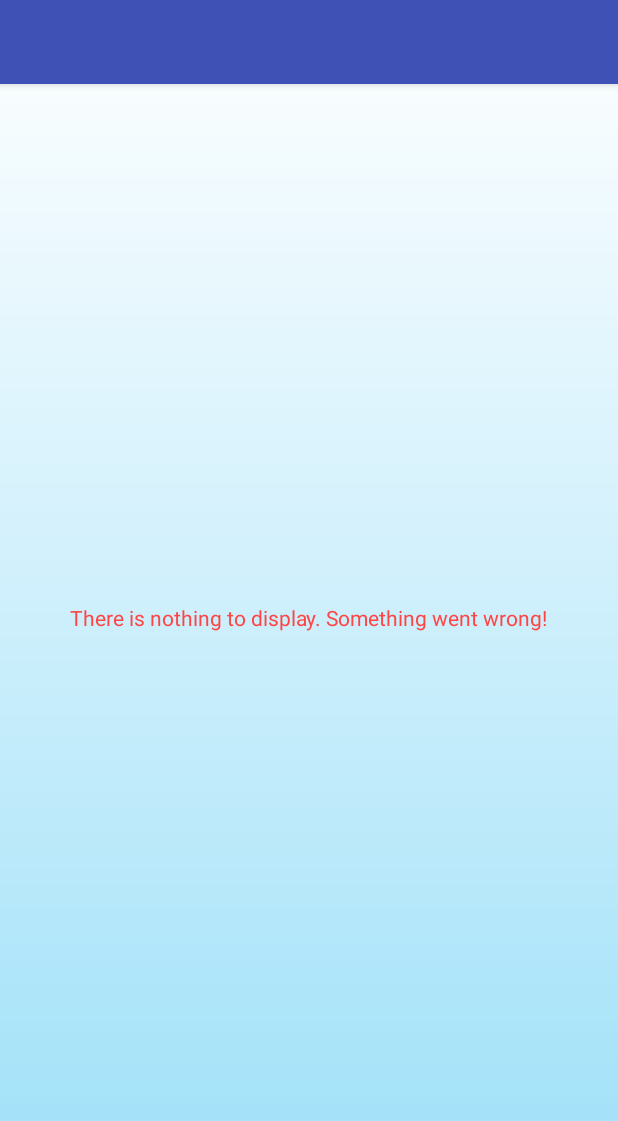
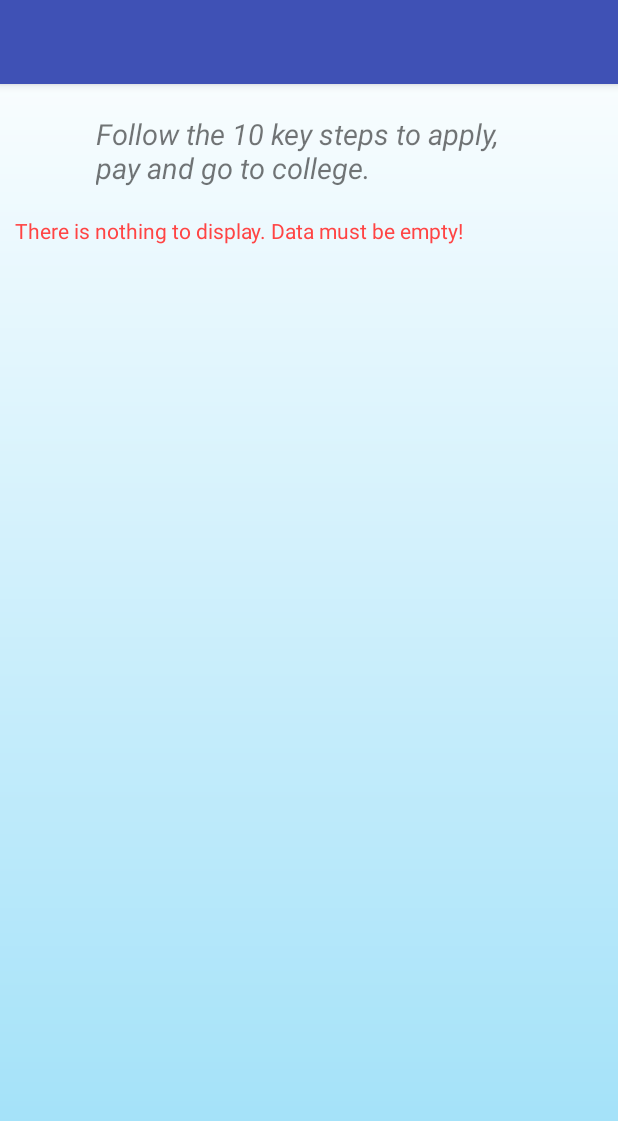
Before and after one commit to OregonGEARUP/AndroidApplication, an Android app: the StartingBlockActivity screen opened directly, with no data from a screen before it, on a phone screen of 412 x 824 dp. Shown: the top 1121 px of the screen. Run offline under Robolectric (Android 15) with nearby library versions, the light colour scheme and no system bars; 2 statements that could not run were skipped.

Commit message:
Parcelable List View for Starting blocks

```diff
--- a/ItsAPlan/app/src/main/java/androidapplication/oregongoestocollege/org/itsaplan/adapters/StartingBlockAdapter.java
+++ b/ItsAPlan/app/src/main/java/androidapplication/oregongoestocollege/org/itsaplan/adapters/StartingBlockAdapter.java
@@ -11,6 +11,7 @@ import org.w3c.dom.Text;
 
 import androidapplication.oregongoestocollege.org.itsaplan.R;
 import androidapplication.oregongoestocollege.org.itsaplan.blocks.StartingBlock;
+import androidapplication.oregongoestocollege.org.itsaplan.ui.MainActivity;
 
 /**
  * Created by Bikram Maharjan on 10/24/17.
@@ -54,6 +55,7 @@ public class StartingBlockAdapter extends BaseAdapter {
             view = LayoutInflater.from(mContext).inflate(R.layout.starting_block_list,
                     null);
             holder = new ViewHolder();
+            holder.startingBlockCountLabel = (TextView) view.findViewById(R.id.startingBlockCountLabel);
             holder.startingBlockNameLabel = (TextView) view.findViewById(R.id.startingBlockNameLabel);
             view.setTag(holder);
         }
@@ -62,12 +64,15 @@ public class StartingBlockAdapter extends BaseAdapter {
         }
 
         StartingBlock startingBlock= mStartingBlocks[position];
+        holder.startingBlockCountLabel.setText(startingBlock.getCountId() + ".");
         holder.startingBlockNameLabel.setText(startingBlock.getTitle());
 
         return view;
     }
 
     private static class ViewHolder {
+        TextView startingBlockCountLabel;
         TextView startingBlockNameLabel;
+
     }
 }
--- a/ItsAPlan/app/src/main/java/androidapplication/oregongoestocollege/org/itsaplan/ui/MainActivity.java
+++ b/ItsAPlan/app/src/main/java/androidapplication/oregongoestocollege/org/itsaplan/ui/MainActivity.java
@@ -31,6 +31,7 @@ import okhttp3.Response;
 public class MainActivity extends AppCompatActivity {
 
     public static final String TAG = MainActivity.class.getSimpleName();
+    public static final String BLOCK_NAME = "BLOCK_NAME";
 
     private MasterBlock mMasterBlock;
 
@@ -110,11 +111,13 @@ public class MainActivity extends AppCompatActivity {
         Log.d(TAG, "Block JSON Array length!: " + singleBlockLength.length());
 
 
-
+        int counter = 1; // for the incremental value of blocks
         for(int i=0;i<singleBlockLength.length();i++){
             JSONObject jsonBlock = singleBlockLength.getJSONObject(i);
             StartingBlock startingBlock = new StartingBlock();
 
+
+            startingBlock.setCountId(counter++);
             // Get id name
             startingBlock.setIds(jsonBlock.getString("ids"));
             // Get block title
@@ -163,6 +166,7 @@ public class MainActivity extends AppCompatActivity {
     public void startingBlockActivity(View view){
         Log.d(TAG, "tapped the button: " );
         Intent intent = new Intent(this, StartingBlockActivity.class);
+        intent.putExtra(BLOCK_NAME, mMasterBlock.getStartingBlock());
         startActivity(intent);
     }
 }
--- a/ItsAPlan/app/src/main/java/androidapplication/oregongoestocollege/org/itsaplan/ui/StartingBlockActivity.java
+++ b/ItsAPlan/app/src/main/java/androidapplication/oregongoestocollege/org/itsaplan/ui/StartingBlockActivity.java
@@ -1,13 +1,17 @@
 package androidapplication.oregongoestocollege.org.itsaplan.ui;
 
 import android.app.ListActivity;
+import android.content.Intent;
 import android.os.Bundle;
+import android.os.Parcelable;
 import android.support.design.widget.FloatingActionButton;
 import android.support.design.widget.Snackbar;
 import android.support.v7.app.AppCompatActivity;
 import android.support.v7.widget.Toolbar;
 import android.view.View;
 import android.widget.ArrayAdapter;
+
+import java.util.Arrays;
 
 import androidapplication.oregongoestocollege.org.itsaplan.R;
 import androidapplication.oregongoestocollege.org.itsaplan.adapters.StartingBlockAdapter;
@@ -29,9 +33,14 @@ public class StartingBlockActivity extends ListActivity {
 //
 //        setListAdapter(adapter);
 
+        Intent intent = getIntent();
+        Parcelable[] parcelables = intent.getParcelableArrayExtra(MainActivity.BLOCK_NAME);
+
+        mStartingBlock = Arrays.copyOf(parcelables, parcelables.length, StartingBlock[].class);
 
         StartingBlockAdapter adapter = new StartingBlockAdapter(this, mStartingBlock);
 
+        setListAdapter(adapter);
 
     }
 
--- a/ItsAPlan/app/src/main/res/layout/content_starting_block.xml
+++ b/ItsAPlan/app/src/main/res/layout/content_starting_block.xml
@@ -5,15 +5,39 @@
     tools:context="androidapplication.oregongoestocollege.org.itsaplan.ui.StartingBlockActivity"
     android:background="@drawable/bg_gradient">
 
+    <LinearLayout
+        android:layout_width="match_parent"
+        android:layout_height="wrap_content"
+        android:paddingLeft="10dp"
+        android:paddingRight="10dp"
+        android:paddingTop="4dp"
+        android:paddingBottom="4dp"
+        android:layout_alignParentStart="true"
+        android:orientation="vertical">
 
+        <TextView
+            android:id="@+id/startingBlockTitleTextLabel"
+            android:layout_width="wrap_content"
+            android:layout_height="match_parent"
+            android:layout_marginBottom="15dp"
+            android:layout_marginTop="68dp"
+            android:paddingBottom="4dp"
+            android:paddingLeft="54dp"
+            android:paddingRight="54dp"
+            android:paddingTop="4dp"
+            android:text="Follow the 10 key steps to apply, pay and go to college."
+            android:textSize="19dp"
+            android:textStyle="italic" />
 
         <ListView
+            android:id="@android:id/list"
             android:layout_width="match_parent"
             android:layout_height="match_parent"
-        android:id="@android:id/list"
-        android:layout_alignParentTop="true"
             android:layout_alignParentStart="true"
-        android:layout_marginTop="62dp" />
+            android:layout_below="@+id/startingBlockTitleTextLabel"
+            android:layout_marginTop="12dp"
+            android:divider="@null"
+            android:dividerHeight="0dp" />
 
         <TextView
             android:id="@android:id/empty"
@@ -24,4 +48,6 @@
             android:text="@string/empty_data_from_server"
             android:textColor="@android:color/holo_red_light" />
 
+   </LinearLayout>
+
 </RelativeLayout>
--- a/ItsAPlan/app/src/main/res/values/strings.xml
+++ b/ItsAPlan/app/src/main/res/values/strings.xml
@@ -6,5 +6,5 @@
     <string name="network_unavailable">Network is unavailable!</string>
     <string name="title_activity_starting_block">StartingBlockActivity</string>
     <string name="hello_world">Hello World</string>
-    <string name="empty_data_from_server">There is nothing to display. Something went wrong!</string>
+    <string name="empty_data_from_server">There is nothing to display. Data must be empty!</string>
 </resources>
```
Also changed, not shown: ItsAPlan/app/src/main/java/androidapplication/oregongoestocollege/org/itsaplan/blocks/StartingBlock.java (+48 -1 lines), ItsAPlan/app/src/main/res/drawable/roundedshape.xml (added, +9 -0 lines), ItsAPlan/app/src/main/res/layout/starting_block_list.xml (+44 -14 lines). Lines whose indentation alone changed are shown as unchanged.
